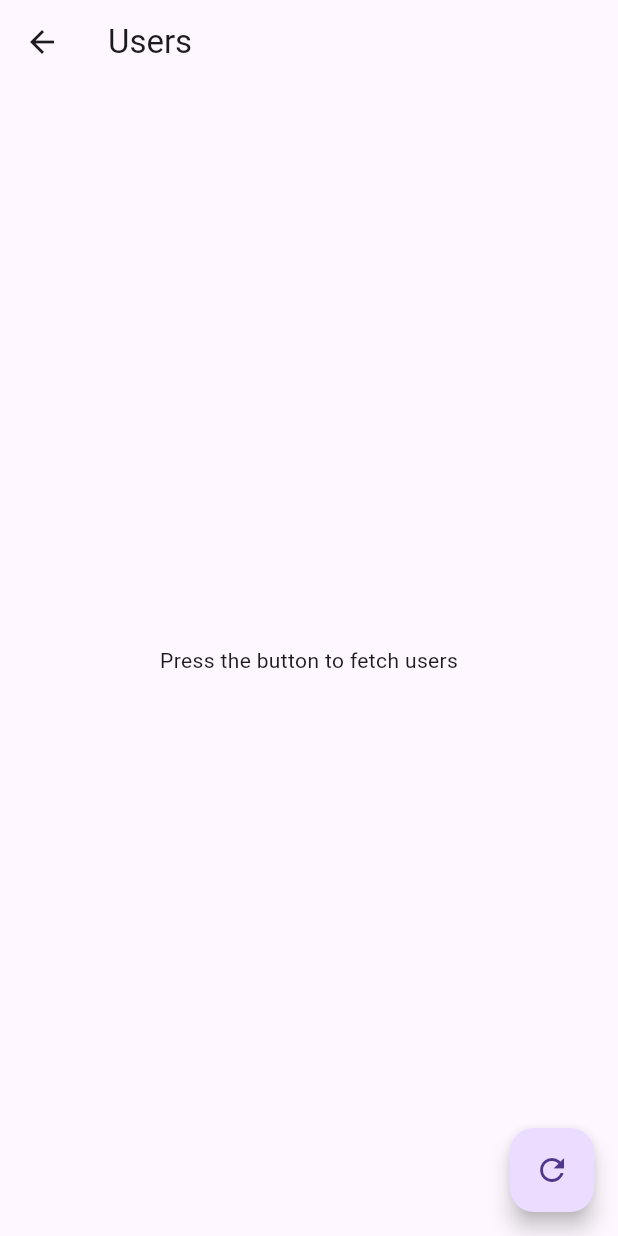
After one commit to dpapayas/reqresz, a Flutter app: the UserListPage screen opened directly, on a phone screen of 412 x 824 dp. The commit adds this screen. Run offline on Flutter 3.47's test engine with Material 3 defaults, Android fonts, the phone set to English and light mode, and no system bars; our stand-ins replace connectivity_plus, dartz, dio, equatable, flutter_bloc, fluttertoast and 3 more.

Commit message:
feat: Add Feature List User

```diff
--- /dev/null
+++ b/lib/features/users/data/repositories/user_repository_impl.dart
@@ -0,0 +1,21 @@
+import 'package:dartz/dartz.dart';
+import '../../../../core/error/failure.dart';
+import '../../domain/entities/user.dart';
+import '../../domain/repositories/user_repository.dart';
+import '../datasources/user_remote_data_source.dart';
+
+class UserRepositoryImpl implements UserRepository {
+  final UserRemoteDataSource remoteDataSource;
+
+  UserRepositoryImpl(this.remoteDataSource);
+
+  @override
+  Future<Either<Failure, List<User>>> getUsers() async {
+    try {
+      final users = await remoteDataSource.getUsers();
+      return Right(users);
+    } catch (e) {
+      return Left(ServerFailure(message: 'Failed to fetch users'));
+    }
+  }
+}
--- /dev/null
+++ b/lib/features/users/domain/entities/user.dart
@@ -0,0 +1,18 @@
+import 'package:equatable/equatable.dart';
+
+class User extends Equatable {
+  final String id;
+  final String name;
+  final String email;
+  final String avatar;
+
+  const User({
+    required this.id,
+    required this.name,
+    required this.email,
+    required this.avatar,
+  });
+
+  @override
+  List<Object> get props => [id, name, email, avatar];
+}
--- /dev/null
+++ b/lib/features/users/domain/usecases/get_users_usecase.dart
@@ -0,0 +1,16 @@
+import 'package:dartz/dartz.dart';
+import 'package:reqresz/core/error/failure.dart';
+import 'package:reqresz/core/usecases/usecase.dart';
+import 'package:reqresz/features/users/domain/entities/user.dart';
+import 'package:reqresz/features/users/domain/repositories/user_repository.dart';
+
+class GetUsersUseCase implements UseCase<List<User>, NoParams> {
+  final UserRepository repository;
+
+  GetUsersUseCase(this.repository);
+
+  @override
+  Future<Either<Failure, List<User>>> call(NoParams params) {
+    return repository.getUsers();
+  }
+}
--- /dev/null
+++ b/lib/features/users/presentation/blocs/user_bloc.dart
@@ -0,0 +1,23 @@
+import 'package:flutter_bloc/flutter_bloc.dart';
+import 'package:equatable/equatable.dart';
+import 'package:reqresz/core/usecases/usecase.dart';
+import 'package:reqresz/features/users/domain/entities/user.dart';
+import 'package:reqresz/features/users/domain/usecases/get_users_usecase.dart';
+
+part 'user_event.dart';
+part 'user_state.dart';
+
+class UserBloc extends Bloc<UserEvent, UserState> {
+  final GetUsersUseCase getUsersUseCase;
+
+  UserBloc(this.getUsersUseCase) : super(UserInitial()) {
+    on<LoadUsers>((event, emit) async {
+      emit(UserLoading());
+      final result = await getUsersUseCase(NoParams());
+      result.fold(
+            (failure) => emit(UserError(failure.message)),
+            (users) => emit(UserLoaded(users)),
+      );
+    });
+  }
+}
--- /dev/null
+++ b/lib/features/users/presentation/blocs/user_event.dart
@@ -0,0 +1,8 @@
+part of 'user_bloc.dart';
+
+abstract class UserEvent extends Equatable {
+  @override
+  List<Object> get props => [];
+}
+
+class LoadUsers extends UserEvent {}
--- /dev/null
+++ b/lib/features/users/presentation/blocs/user_state.dart
@@ -0,0 +1,26 @@
+part of 'user_bloc.dart';
+
+abstract class UserState extends Equatable {
+  @override
+  List<Object> get props => [];
+}
+
+class UserInitial extends UserState {}
+
+class UserLoading extends UserState {}
+
+class UserLoaded extends UserState {
+  final List<User> users;
+  UserLoaded(this.users);
+
+  @override
+  List<Object> get props => [users];
+}
+
+class UserError extends UserState {
+  final String message;
+  UserError(this.message);
+
+  @override
+  List<Object> get props => [message];
+}
--- /dev/null
+++ b/lib/features/users/presentation/pages/user_list_pages.dart
@@ -0,0 +1,40 @@
+import 'package:flutter/material.dart';
+import 'package:flutter_bloc/flutter_bloc.dart';
+import '../blocs/user_bloc.dart';
+
+class UserListPage extends StatelessWidget {
+  const UserListPage({super.key});
+
+  @override
+  Widget build(BuildContext context) {
+    return Scaffold(
+      appBar: AppBar(title: const Text('Users')),
+      body: BlocBuilder<UserBloc, UserState>(
+        builder: (context, state) {
+          if (state is UserLoading) {
+            return const Center(child: CircularProgressIndicator());
+          } else if (state is UserLoaded) {
+            return ListView.builder(
+              itemCount: state.users.length,
+              itemBuilder: (context, index) {
+                final user = state.users[index];
+                return ListTile(
+                  leading: CircleAvatar(backgroundImage: NetworkImage(user.avatar)),
+                  title: Text(user.name),
+                  subtitle: Text(user.email),
+                );
+              },
+            );
+          } else if (state is UserError) {
+            return Center(child: Text(state.message));
+          }
+          return const Center(child: Text('Press the button to fetch users'));
+        },
+      ),
+      floatingActionButton: FloatingActionButton(
+        onPressed: () => context.read<UserBloc>().add(LoadUsers()),
+        child: const Icon(Icons.refresh),
+      ),
+    );
+  }
+}
--- a/lib/main.dart
+++ b/lib/main.dart
@@ -1,8 +1,10 @@
 import 'package:flutter/material.dart';
 import 'package:flutter_bloc/flutter_bloc.dart';
 import 'package:reqresz/core/di/injection.dart' as di;
+import 'package:reqresz/features/auth/presentation/blocs/register_bloc.dart';
 import 'package:reqresz/features/auth/presentation/pages/login_page.dart';
 import 'package:reqresz/features/auth/presentation/blocs/login_bloc.dart';
+import 'package:reqresz/features/users/presentation/blocs/user_bloc.dart';
 
 void main() {
   WidgetsFlutterBinding.ensureInitialized();
@@ -16,6 +18,8 @@ class MyApp extends StatelessWidget {
     return MultiBlocProvider(
       providers: [
         BlocProvider(create: (_) => di.sl<LoginBloc>()), // Inject LoginBloc
+        BlocProvider(create: (_) => di.sl<RegisterBloc>()), // Inject LoginBloc
+        BlocProvider(create: (_) => di.sl<UserBloc>()), // Inject UserBloc
       ],
       child: MaterialApp(
         title: 'Reqresz App',
```
Also changed, not shown: lib/core/di/injection.dart (+10 -0 lines), lib/features/users/data/datasources/user_remote_data_source.dart (added, +23 -0 lines), lib/features/users/data/models/user_model.dart (added, +28 -0 lines), lib/features/users/domain/repositories/user_repository.dart (added, +7 -0 lines).
